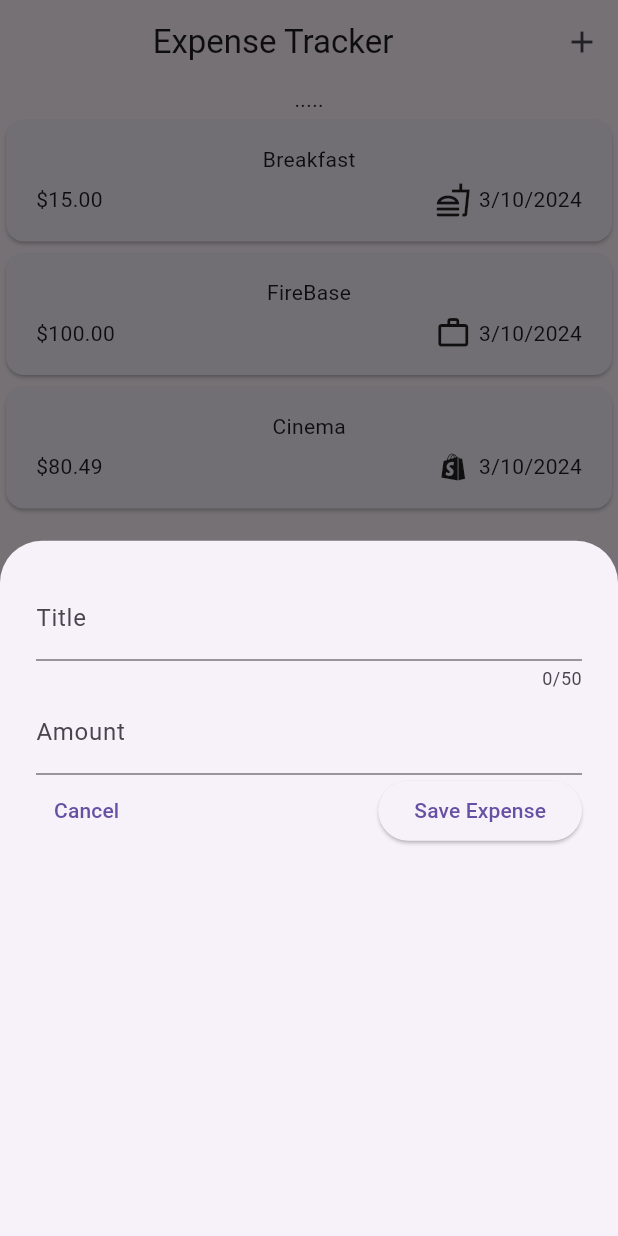
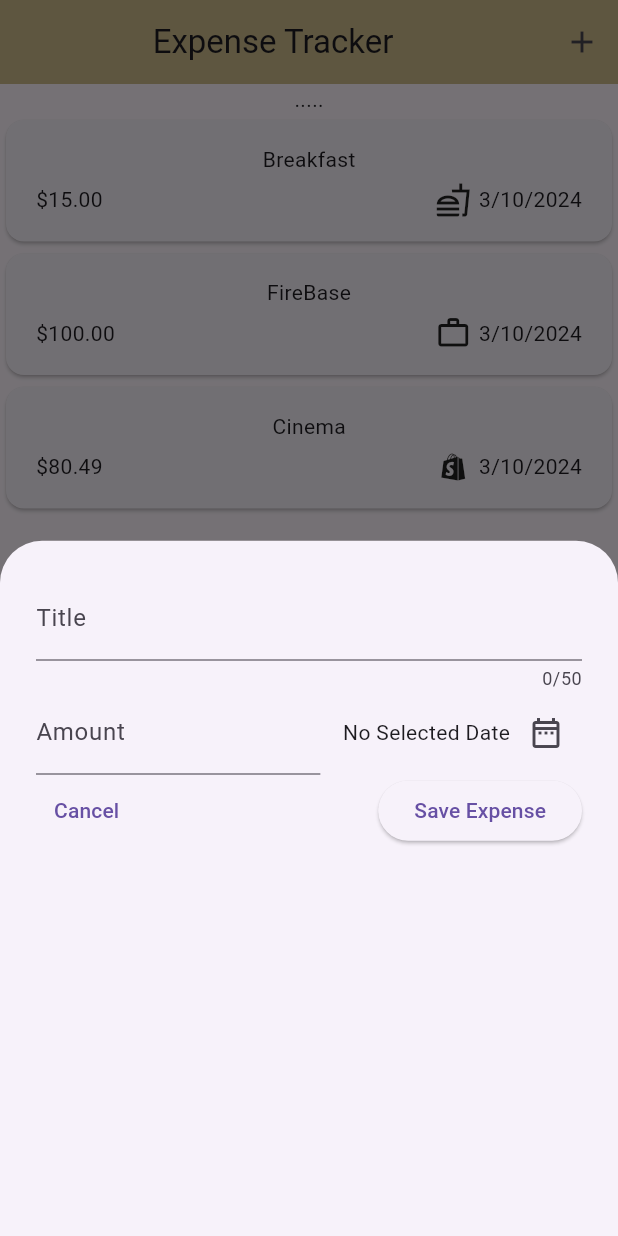
Before and after one commit to medSba/Expenses, a Flutter app: the screen it shows after launch, after a tap on the "add" icon, on a phone screen of 412 x 824 dp. Run offline on Flutter 3.47's test engine with Material 3 defaults, Android fonts, the phone set to English and light mode, and no system bars.

Commit message:
Create Date Picker

```diff
--- a/lib/widgets/expenses.dart
+++ b/lib/widgets/expenses.dart
@@ -21,7 +21,8 @@ class _ExpensesState extends State<Expenses> {
   Widget build(BuildContext context) {
     return Scaffold(
       appBar: AppBar(title: const Center(child: Text('Expense Tracker')),
-      actions: [
+        backgroundColor: const Color.fromARGB(115, 144, 114,0),
+        actions: [
         IconButton(
             onPressed: (){
               showModalBottomSheet(
--- a/lib/widgets/new_expense.dart
+++ b/lib/widgets/new_expense.dart
@@ -1,4 +1,5 @@
 import 'package:flutter/material.dart';
+import 'package:intl/intl.dart';
 
 class NewExpense extends StatefulWidget {
   const NewExpense({super.key});
@@ -10,7 +11,8 @@ class NewExpense extends StatefulWidget {
 class _NewExpenseState extends State<NewExpense> {
   final _title = TextEditingController();
   final _amount = TextEditingController();
-
+  DateTime? _selectedDate ;
+  final formatter = DateFormat.yMd();
   @override
   void dispose() {
     super.dispose();
@@ -31,13 +33,40 @@ class _NewExpenseState extends State<NewExpense> {
               label: Text('Title'),
             ),
           ),
-          TextField(
+          Row(
+            children: [
+              Expanded(
+                child: TextField(
                   controller: _amount,
                   keyboardType: TextInputType.number,
                   decoration: const InputDecoration(
                     label: Text('Amount'),
                     prefixText: '\$'
                   ),
+                ),
+              ),
+              const SizedBox(width: 15,),
+                Row(
+                  mainAxisAlignment: MainAxisAlignment.end,
+                  crossAxisAlignment: CrossAxisAlignment.center,
+                  children: [
+                    Text( _selectedDate==null? 'No Selected Date': formatter.format(_selectedDate!)),
+                    IconButton(
+                        onPressed: () async{
+                          final now=DateTime.now();
+                          final firstDate=DateTime(now.year-1,now.month-1,now.day-1);
+                          final pickDater = await showDatePicker(
+                              context: context,
+                              firstDate: firstDate,
+                              lastDate: now);
+                          setState(() {
+                            _selectedDate=pickDater;
+                          });
+                        },
+                        icon: const Icon(Icons.date_range_outlined))
+                  ],
+                ),
+            ],
           ),
           Row(
             children: [
```
Lines whose indentation alone changed are shown as unchanged.
